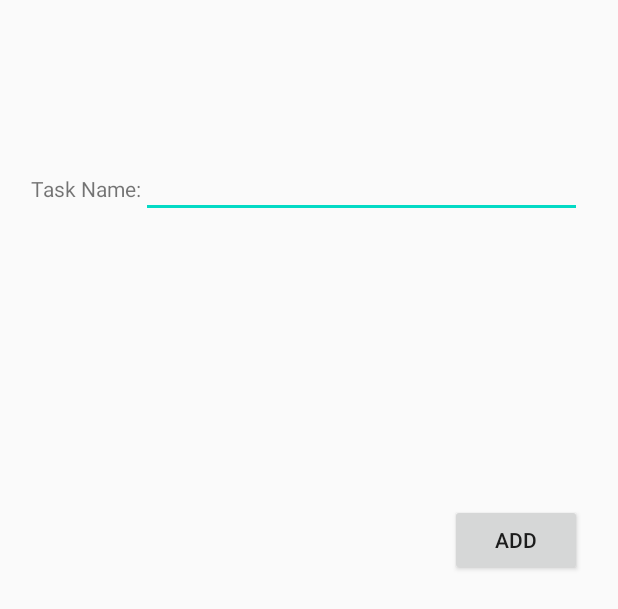
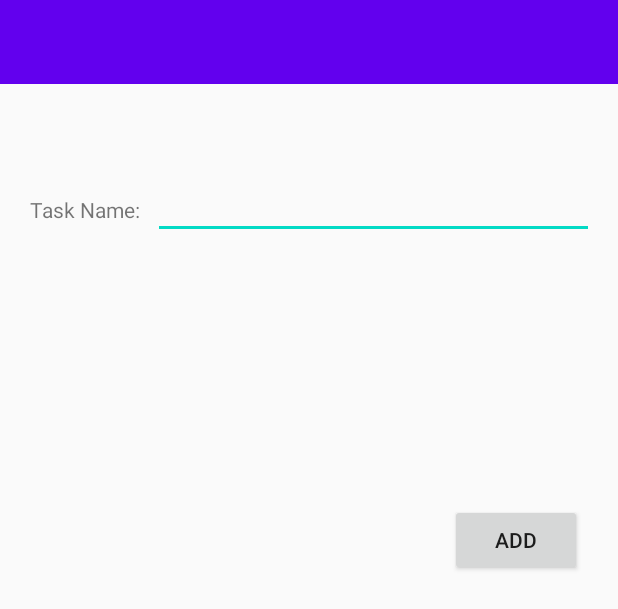
Before and after one commit to wanyingc/PracticalParentApp, an Android app: the layout activity_task_add.xml on its own in the app's theme, with its tools: preview values and no code run, on a phone screen of 412 x 824 dp. Shown: the top 609 px of the screen. Run offline under Robolectric (Android 15) with nearby library versions, the phone set to English and light mode, and no system bars.

Commit message:
Fixed manifest, added missing activities. Added title and back button for TasksList, TaskEdit, and TaskAdd.

```diff
--- a/app/src/main/res/layout/activity_task_add.xml
+++ b/app/src/main/res/layout/activity_task_add.xml
@@ -11,11 +11,11 @@
         android:id="@+id/textInputEditTask"
         android:layout_width="294dp"
         android:layout_height="41dp"
-        android:layout_marginEnd="24dp"
+        android:layout_marginEnd="16dp"
         app:layout_constraintBottom_toBottomOf="parent"
         app:layout_constraintEnd_toEndOf="parent"
-        app:layout_constraintTop_toTopOf="parent"
-        app:layout_constraintVertical_bias="0.133" />
+        app:layout_constraintTop_toBottomOf="@+id/toolbar4"
+        app:layout_constraintVertical_bias="0.085" />
 
     <TextView
         android:id="@+id/TaskName"
@@ -24,10 +24,10 @@
         android:text="@string/task_name"
         app:layout_constraintBottom_toBottomOf="parent"
         app:layout_constraintEnd_toStartOf="@+id/textInputEditTask"
-        app:layout_constraintHorizontal_bias="1.0"
+        app:layout_constraintHorizontal_bias="0.703"
         app:layout_constraintStart_toStartOf="parent"
-        app:layout_constraintTop_toTopOf="parent"
-        app:layout_constraintVertical_bias="0.144" />
+        app:layout_constraintTop_toBottomOf="@+id/toolbar4"
+        app:layout_constraintVertical_bias="0.099" />
 
     <Button
         android:id="@+id/AddTask"
@@ -39,4 +39,15 @@
         app:layout_constraintBottom_toBottomOf="parent"
         app:layout_constraintEnd_toEndOf="parent" />
 
+    <androidx.appcompat.widget.Toolbar
+        android:id="@+id/toolbar4"
+        android:layout_width="match_parent"
+        android:layout_height="wrap_content"
+        android:background="?attr/colorPrimary"
+        android:minHeight="?attr/actionBarSize"
+        android:theme="?attr/actionBarTheme"
+        app:layout_constraintEnd_toEndOf="parent"
+        app:layout_constraintStart_toStartOf="parent"
+        app:layout_constraintTop_toTopOf="parent" />
+
 </androidx.constraintlayout.widget.ConstraintLayout>
```
Also changed, not shown: app/src/main/AndroidManifest.xml (+15 -0 lines), app/src/main/java/ca/cmpt276/practicalparent/view/TaskAdd.java (+7 -0 lines), app/src/main/java/ca/cmpt276/practicalparent/view/TaskEdit.java (+8 -0 lines), app/src/main/java/ca/cmpt276/practicalparent/view/TasksList.java (+6 -6 lines), app/src/main/res/layout/activity_task_edit.xml (+13 -6 lines), app/src/main/res/layout/activity_tasks_list.xml (+12 -2 lines).
